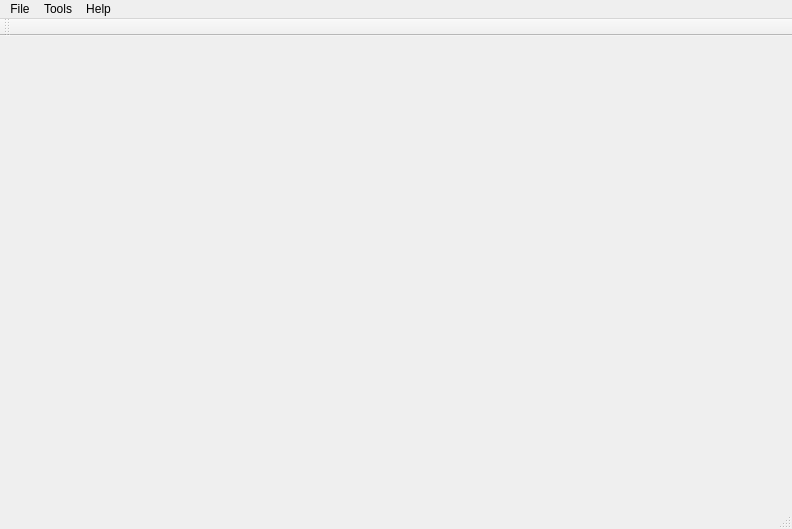
Old version of the form example/client/mainwindow.ui in the repository ericp1337/LoL-Replay-Parsing-Server.
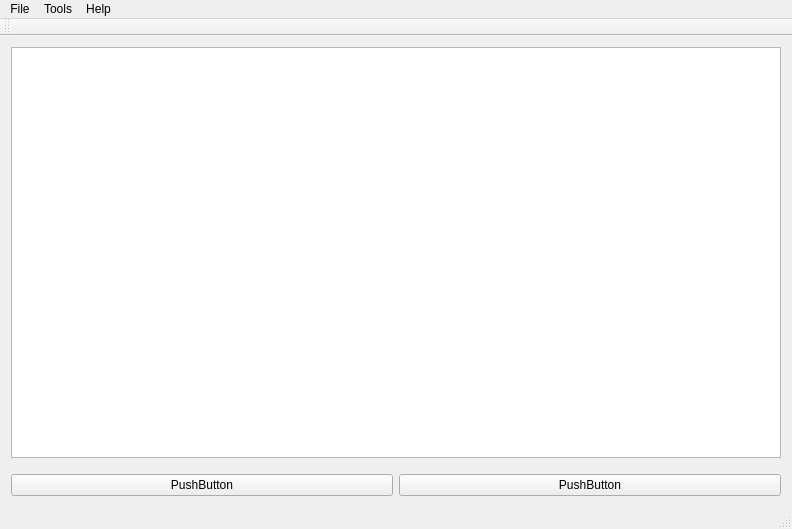
New version of the form.

Commit message: UI added functioning replay selector.

What changed in the file:
```diff
--- a/example/client/mainwindow.ui
+++ b/example/client/mainwindow.ui
@@ -13,7 +13,47 @@
   <property name="windowTitle">
    <string>MainWindow</string>
   </property>
-  <widget class="QWidget" name="centralWidget"/>
+  <widget class="QWidget" name="centralWidget">
+   <layout class="QGridLayout" name="gridLayout">
+    <item row="0" column="0">
+     <widget class="QTreeView" name="treeView"/>
+    </item>
+    <item row="1" column="0">
+     <spacer name="verticalSpacer">
+      <property name="orientation">
+       <enum>Qt::Vertical</enum>
+      </property>
+      <property name="sizeType">
+       <enum>QSizePolicy::Fixed</enum>
+      </property>
+      <property name="sizeHint" stdset="0">
+       <size>
+        <width>20</width>
+        <height>10</height>
+       </size>
+      </property>
+     </spacer>
+    </item>
+    <item row="2" column="0">
+     <layout class="QHBoxLayout" name="horizontalLayout_2">
+      <item>
+       <widget class="QPushButton" name="pushButton">
+        <property name="text">
+         <string>PushButton</string>
+        </property>
+       </widget>
+      </item>
+      <item>
+       <widget class="QPushButton" name="pushButton_2">
+        <property name="text">
+         <string>PushButton</string>
+        </property>
+       </widget>
+      </item>
+     </layout>
+    </item>
+   </layout>
+  </widget>
   <widget class="QMenuBar" name="menuBar">
    <property name="geometry">
     <rect>
```
The commit also changes 2 other files.
